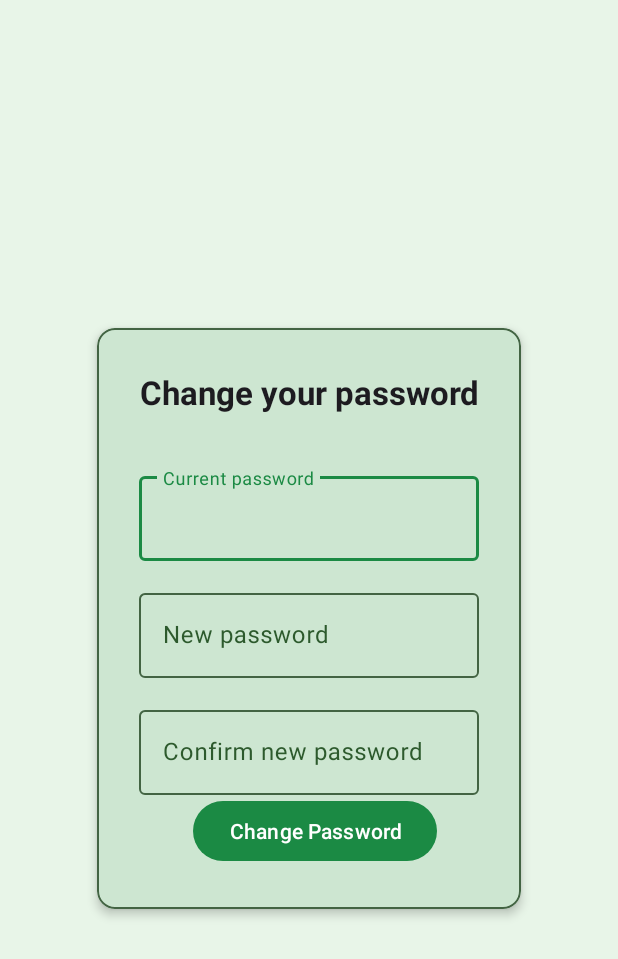
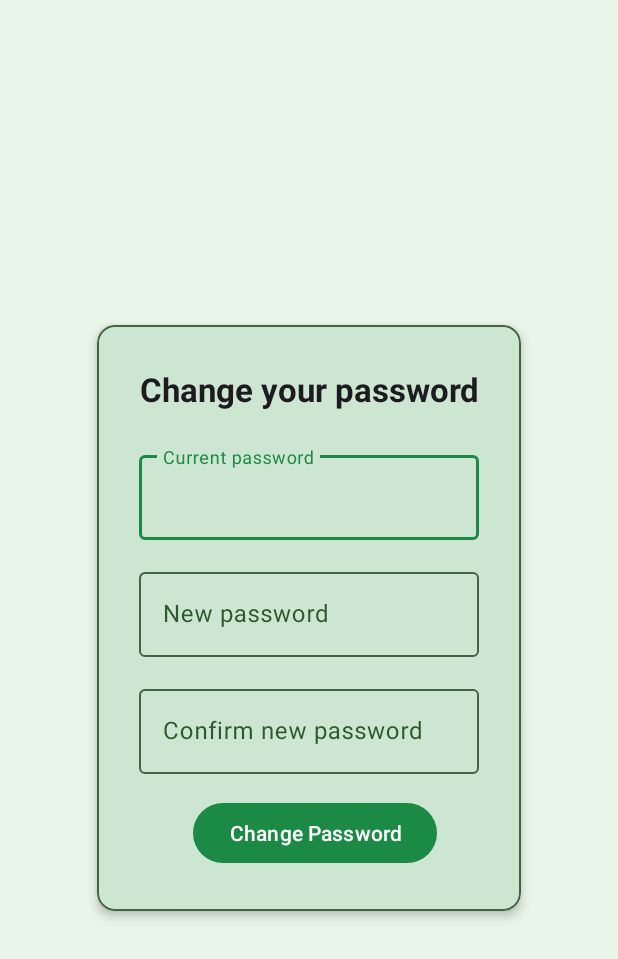
Before and after one commit to carlos-31/TaleKeeper, an Android app: the layout fragment_user_actions.xml on its own in the app's theme, with its tools: preview values and no code run, on a phone screen of 412 x 824 dp. Shown: the top 959 px of the screen. Run offline under Robolectric (Android 15) with nearby library versions, the phone set to English and light mode, and no system bars.

Commit message:
Small changes in layout

```diff
--- a/TaleKeeper/app/src/main/res/layout/fragment_user_actions.xml
+++ b/TaleKeeper/app/src/main/res/layout/fragment_user_actions.xml
@@ -44,7 +44,7 @@
                     <TextView
                         android:layout_width="wrap_content"
                         android:layout_height="wrap_content"
-                        android:layout_marginBottom="20dp"
+                        android:layout_marginBottom="8dp"
                         android:maxWidth="260dp"
                         android:text="Change your password"
                         android:textAlignment="center"
@@ -97,21 +97,14 @@
                         android:gravity="center"
                         android:orientation="horizontal"
                         android:paddingStart="15dp"
-                        android:paddingEnd="15dp"
-                        android:weightSum="1">
-                        <!--                        <com.google.android.material.button.MaterialButton-->
-                        <!--                            android:id="@+id/cancelPassBtn"-->
-                        <!--                            android:layout_width="0dp"-->
-                        <!--                            android:layout_height="wrap_content"-->
-                        <!--                            android:layout_marginEnd="8dp"-->
-                        <!--                            android:layout_weight="1"-->
-                        <!--                            android:text="Cancel" />-->
+                        android:paddingTop="15dp"
+                        android:paddingEnd="15dp">
+
                         <com.google.android.material.button.MaterialButton
                             android:id="@+id/confirmPassBtn"
                             android:layout_width="wrap_content"
                             android:layout_height="wrap_content"
                             android:layout_marginStart="8dp"
-                            android:layout_weight="1"
                             android:text="Change Password" />
                     </LinearLayout>
                 </LinearLayout>
@@ -152,7 +145,7 @@
                     <TextView
                         android:layout_width="wrap_content"
                         android:layout_height="wrap_content"
-                        android:layout_marginBottom="12dp"
+                        android:layout_marginBottom="8dp"
                         android:maxWidth="280dp"
                         android:text="Delete Your Account"
                         android:textAlignment="center"
@@ -163,8 +156,8 @@
                     <TextView
                         android:layout_width="wrap_content"
                         android:layout_height="wrap_content"
-                        android:layout_marginTop="16dp"
-                        android:layout_marginBottom="24dp"
+                        android:layout_marginTop="10dp"
+                        android:layout_marginBottom="12dp"
                         android:text="This action is irreversible and will permanently delete your acount along with all associated data. Are you sure you want to continue?"
                         android:textAlignment="center"
                         android:textColor="?android:textColorSecondary"
@@ -175,7 +168,8 @@
                         style="@style/Widget.Material3.Button.OutlinedButton"
                         android:layout_width="wrap_content"
                         android:layout_height="wrap_content"
-                        android:layout_marginTop="16dp"
+                        android:layout_marginTop="14dp"
+                        android:layout_marginBottom="10dp"
                         android:text="Confirm Deletion"
                         android:textColor="@android:color/holo_red_dark"
                         app:strokeColor="@android:color/holo_red_dark" />
@@ -223,7 +217,7 @@
                     <TextView
                         android:layout_width="wrap_content"
                         android:layout_height="wrap_content"
-                        android:layout_marginBottom="20dp"
+                        android:layout_marginBottom="14dp"
                         android:text="Request a new book"
                         android:textAlignment="center"
                         android:textColor="?android:textColorPrimary"
@@ -234,7 +228,7 @@
                         style="@style/Widget.MaterialComponents.TextInputLayout.OutlinedBox"
                         android:layout_width="match_parent"
                         android:layout_height="wrap_content"
-                        android:layout_marginTop="16dp"
+                        android:layout_marginTop="14dp"
                         android:hint="Book title">
 
                         <com.google.android.material.textfield.TextInputEditText
@@ -283,18 +277,3 @@
         </androidx.constraintlayout.widget.ConstraintLayout>
     </androidx.constraintlayout.widget.ConstraintLayout>
 </layout>
-
-
-    <!--<?xml version="1.0" encoding="utf-8"?>-->
-    <!--<FrameLayout xmlns:android="http://schemas.android.com/apk/res/android"-->
-    <!--    xmlns:tools="http://schemas.android.com/tools"-->
-    <!--    android:layout_width="match_parent"-->
-    <!--    android:layout_height="match_parent"-->
-    <!--    tools:context=".views.UserActionsFragment">-->
-
-    <!--    <TextView-->
-    <!--        android:layout_width="match_parent"-->
-    <!--        android:layout_height="match_parent"-->
-    <!--        android:text="Hello" />-->
-
-    <!--</FrameLayout>-->
```
